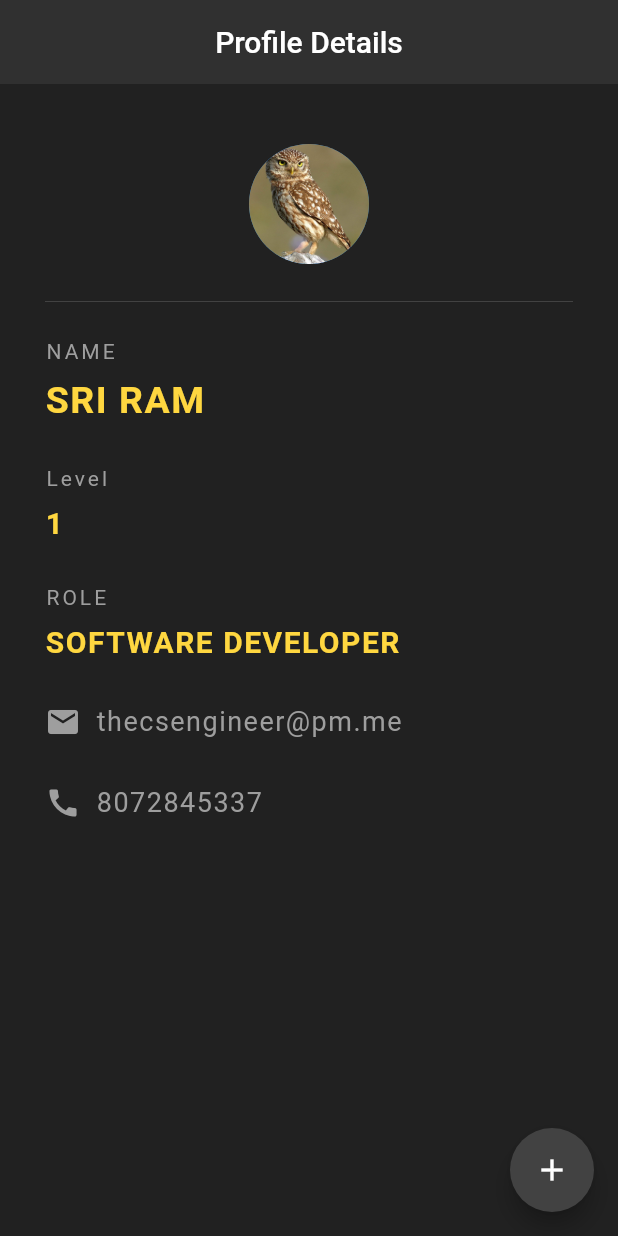
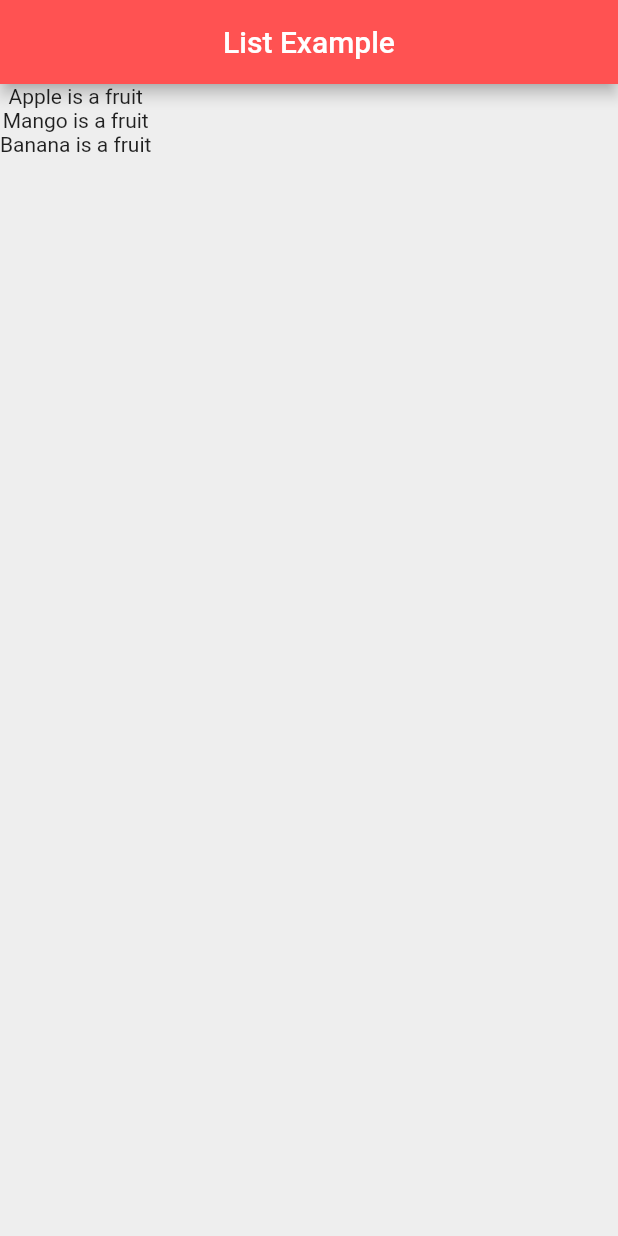
Before and after one commit to sriramkumarb/learn-flutter, a Flutter app: the screen it shows after launch, on a phone screen of 412 x 824 dp. Run offline on Flutter 3.47's test engine with Material 2 defaults, Android fonts, the phone set to English and light mode, and no system bars.

Commit message:
List example

```diff
--- a/lib/main.dart
+++ b/lib/main.dart
@@ -3,147 +3,37 @@ import 'package:flutter/material.dart';
 void main() {
   runApp(
     MaterialApp(
-      home: ProfileCard(),
+      home: ListExample(),
     ),
   );
 }
 
-class ProfileCard extends StatefulWidget {
-  const ProfileCard({Key? key}) : super(key: key);
+class ListExample extends StatefulWidget {
+  const ListExample({Key? key}) : super(key: key);
 
   @override
-  _ProfileCardState createState() => _ProfileCardState();
+  _ListExampleState createState() => _ListExampleState();
 }
 
-class _ProfileCardState extends State<ProfileCard> {
+class _ListExampleState extends State<ListExample> {
 
-  int roleValue = 1;
+  List<String> quotes = [
+    'Apple is a fruit',
+    'Mango is a fruit',
+    'Banana is a fruit'
+  ];
 
   @override
   Widget build(BuildContext context) {
     return Scaffold(
-      backgroundColor: Colors.grey[900],
+      backgroundColor: Colors.grey[200],
       appBar: AppBar(
-        title: Text('Profile Details'),
+        title: Text('List Example'),
         centerTitle: true,
-        backgroundColor: Colors.grey[850],
-        elevation: 0.0,
+        backgroundColor: Colors.redAccent,
       ),
-      floatingActionButton: FloatingActionButton(
-        onPressed: () {
-          setState(() {
-            roleValue += 1;
-          });
-        },
-        backgroundColor: Colors.grey[800],
-        child: Icon(Icons.add),
-      ),
-      body: Padding(
-        padding: EdgeInsets.fromLTRB(30.0, 40.0, 30.0, 0.0),
-        child: Column(
-          crossAxisAlignment: CrossAxisAlignment.start,
-          children: [
-            Center(
-              child: CircleAvatar(
-                backgroundImage: AssetImage('images/owl.jpg'),
-                radius: 40.0,
-              ),
-            ),
-            Divider(
-              height: 50.0,
-              color: Colors.grey[800],
-            ),
-            Text(
-              'NAME',
-              style: TextStyle(
-                color: Colors.grey,
-                letterSpacing: 2.0,
-              ),
-            ),
-            SizedBox(height: 10.0),
-            Text(
-              'SRI RAM',
-              style: TextStyle(
-                color: Colors.amberAccent,
-                letterSpacing: 1.0,
-                fontSize: 25.0,
-                fontWeight: FontWeight.bold,
-              ),
-            ),
-            SizedBox(height: 30.0),
-            Text(
-              'Level',
-              style: TextStyle(
-                color: Colors.grey,
-                letterSpacing: 2.0,
-              ),
-            ),
-            SizedBox(height: 10.0),
-            Text(
-              '$roleValue',
-              style: TextStyle(
-                color: Colors.amberAccent,
-                letterSpacing: 1.0,
-                fontSize: 20.0,
-                fontWeight: FontWeight.bold,
-              ),
-            ),
-            SizedBox(height: 30.0),
-            Text(
-              'ROLE',
-              style: TextStyle(
-                color: Colors.grey,
-                letterSpacing: 2.0,
-              ),
-            ),
-            SizedBox(height: 10.0),
-            Text(
-              'SOFTWARE DEVELOPER',
-              style: TextStyle(
-                color: Colors.amberAccent,
-                letterSpacing: 1.0,
-                fontSize: 20.0,
-                fontWeight: FontWeight.bold,
-              ),
-            ),
-            SizedBox(height: 30.0),
-            Row(
-              children: [
-                Icon(
-                  Icons.mail,
-                  color: Colors.grey,
-                ),
-                SizedBox(width: 10.0),
-                Text(
-                  'thecsengineer@pm.me',
-                  style: TextStyle(
-                    color: Colors.grey,
-                    letterSpacing: 1.0,
-                    fontSize: 18.0,
-                  ),
-                )
-              ],
-            ),
-            SizedBox(height: 30.0),
-            Row(
-              children: [
-                Icon(
-                  Icons.call,
-                  color: Colors.grey,
-                ),
-                SizedBox(width: 10.0),
-                Text(
-                  '8072845337',
-                  style: TextStyle(
-                    color: Colors.grey,
-                    letterSpacing: 1.0,
-                    fontSize: 18.0,
-                  ),
-                )
-              ],
-            ),
-          ],
-        ),
+      body: Column(
+        children: quotes.map((quote) => Text(quote)).toList(),
       ),
     );
   }
```
